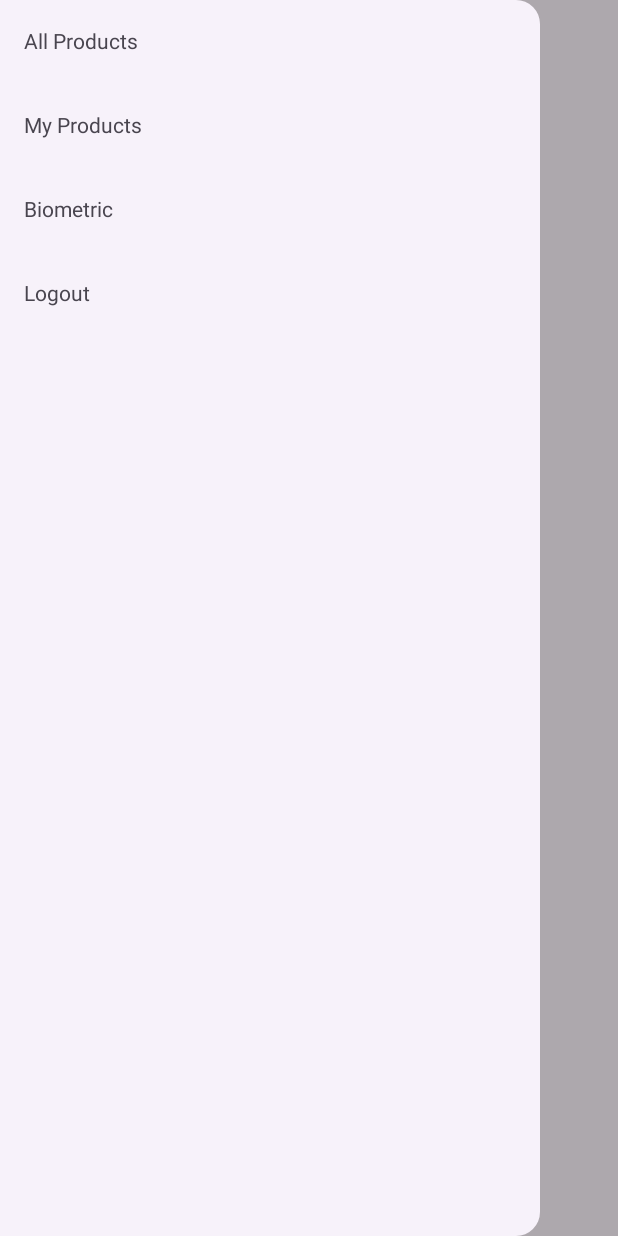
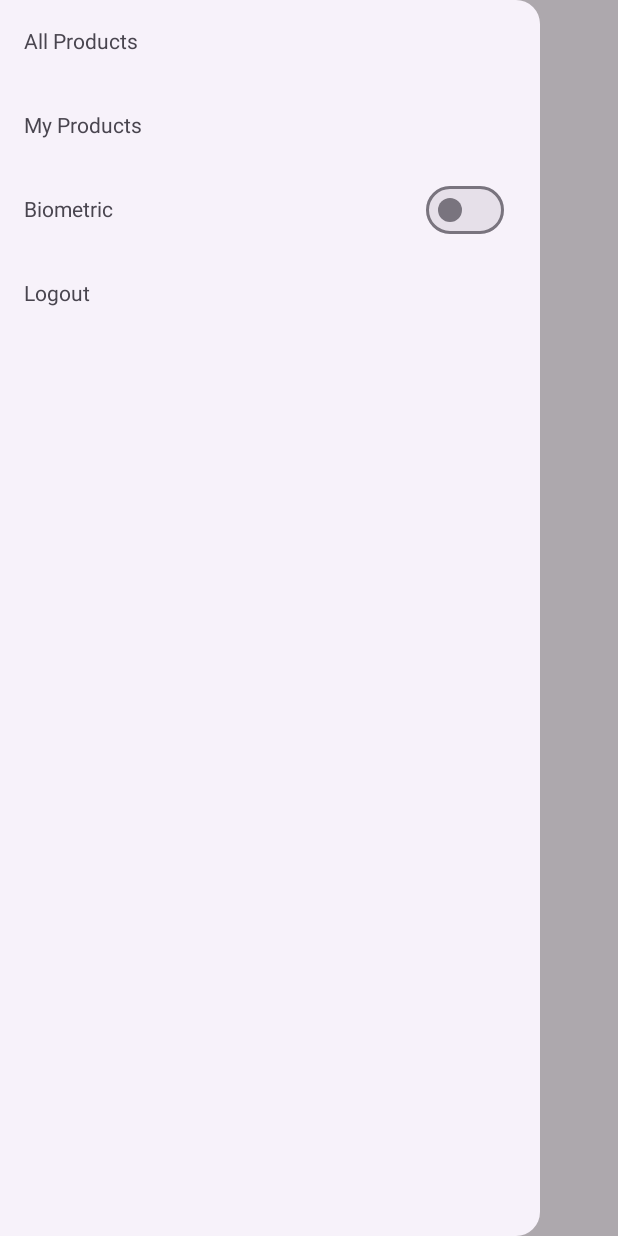
Before and after one commit to saeedus/Teebay, an Android app built with Jetpack Compose: the ProductsActivity screen opened directly, with no data from a screen before it, after a tap on "Menu", on a phone screen of 412 x 824 dp. Run offline under Robolectric (Android 15) with nearby library versions, the phone set to English and light mode, and no system bars.

Commit message:
Refactor biometric toggle to use Switch in navigation drawer

```diff
--- a/app/src/main/java/com/sazim/teebay/products/presentation/ProductsActivity.kt
+++ b/app/src/main/java/com/sazim/teebay/products/presentation/ProductsActivity.kt
@@ -7,9 +7,12 @@ package com.sazim.teebay.products.presentation
 import android.os.Bundle
 import androidx.activity.ComponentActivity
 import androidx.activity.compose.setContent
+import androidx.compose.foundation.layout.Row
 import androidx.compose.foundation.layout.padding
 import android.content.Intent
 import androidx.compose.material.icons.Icons
+import androidx.compose.foundation.layout.Arrangement
+import androidx.compose.ui.Alignment
 import androidx.compose.material.icons.filled.Menu
 import androidx.compose.material3.DrawerValue
 import androidx.compose.material3.ExperimentalMaterial3Api
@@ -19,6 +22,7 @@ import androidx.compose.material3.ModalDrawerSheet
 import androidx.compose.material3.ModalNavigationDrawer
 import androidx.compose.material3.NavigationDrawerItem
 import androidx.compose.material3.Scaffold
+import androidx.compose.material3.Switch
 import androidx.compose.material3.Text
 import androidx.compose.material3.TopAppBar
 import androidx.compose.material3.rememberDrawerState
@@ -33,8 +37,8 @@ import com.sazim.teebay.products.presentation.navigation.ProductNavGraph
 import com.sazim.teebay.products.presentation.navigation.ProductNavRoutes
 import kotlinx.coroutines.launch
 import org.koin.compose.viewmodel.koinViewModel
-
 import android.widget.Toast
+import androidx.compose.foundation.layout.fillMaxWidth
 
 class ProductsActivity : ComponentActivity() {
     @OptIn(ExperimentalMaterial3Api::class)
@@ -86,7 +90,21 @@ class ProductsActivity : ComponentActivity() {
                         )
 
                         NavigationDrawerItem(
-                            label = { Text("Biometric") },
+                            label = {
+                                Row(
+                                    modifier = Modifier.fillMaxWidth(),
+                                    horizontalArrangement = Arrangement.SpaceBetween,
+                                    verticalAlignment = Alignment.CenterVertically
+                                ) {
+                                    Text("Biometric")
+                                    Switch(
+                                        checked = state.isBiometricEnabled,
+                                        onCheckedChange = {
+                                            viewModel.onAction(UserAction.ToggleBiometric)
+                                        }
+                                    )
+                                }
+                            },
                             selected = false,
                             onClick = {
                                 viewModel.onAction(UserAction.ToggleBiometric)
--- a/app/src/main/java/com/sazim/teebay/products/presentation/ProductsState.kt
+++ b/app/src/main/java/com/sazim/teebay/products/presentation/ProductsState.kt
@@ -5,5 +5,6 @@
 package com.sazim.teebay.products.presentation
 
 data class ProductsState(
-    val isLoading: Boolean = false
+    val isLoading: Boolean = false,
+    val isBiometricEnabled: Boolean = false
 )
--- a/app/src/main/java/com/sazim/teebay/products/presentation/ProductsViewModel.kt
+++ b/app/src/main/java/com/sazim/teebay/products/presentation/ProductsViewModel.kt
@@ -12,6 +12,7 @@ import kotlinx.coroutines.channels.Channel
 import kotlinx.coroutines.flow.MutableStateFlow
 import kotlinx.coroutines.flow.asStateFlow
 import kotlinx.coroutines.flow.receiveAsFlow
+import kotlinx.coroutines.flow.update
 import kotlinx.coroutines.launch
 
 class ProductsViewModel(
@@ -19,7 +20,8 @@ class ProductsViewModel(
     private val biometricManager: BiometricAuthManager
 ) : ViewModel() {
 
-    private val _state = MutableStateFlow(ProductsState())
+    private val _state =
+        MutableStateFlow(ProductsState(isBiometricEnabled = sessionManager.isBiometricLoginEnabled()))
     val state = _state.asStateFlow()
 
     private val _uiEvent = Channel<ProductsEvents>()
@@ -36,6 +38,7 @@ class ProductsViewModel(
         if (biometricManager.isBiometricSupported()) {
             val isEnabled = sessionManager.isBiometricLoginEnabled()
             sessionManager.setBiometricLoginEnabled(!isEnabled)
+            _state.update { it.copy(isBiometricEnabled = !isEnabled) }
             val message = if (!isEnabled) "Biometric login enabled" else "Biometric login disabled"
             viewModelScope.launch {
                 _uiEvent.send(ProductsEvents.ShowToast(message))
```
